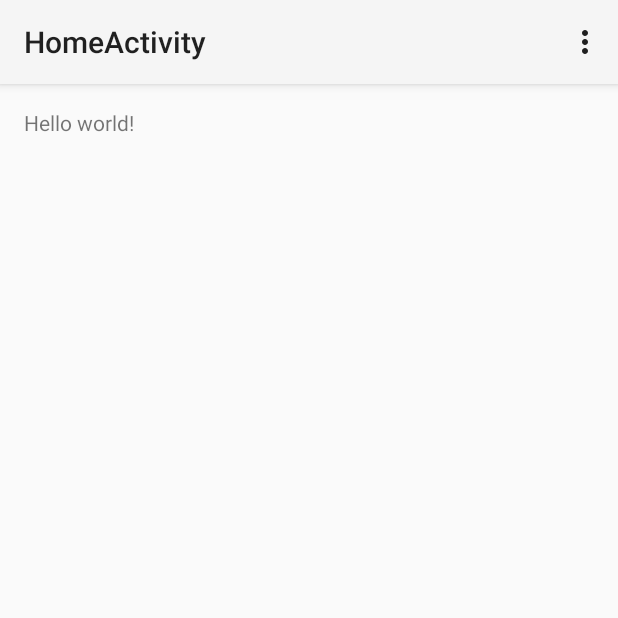
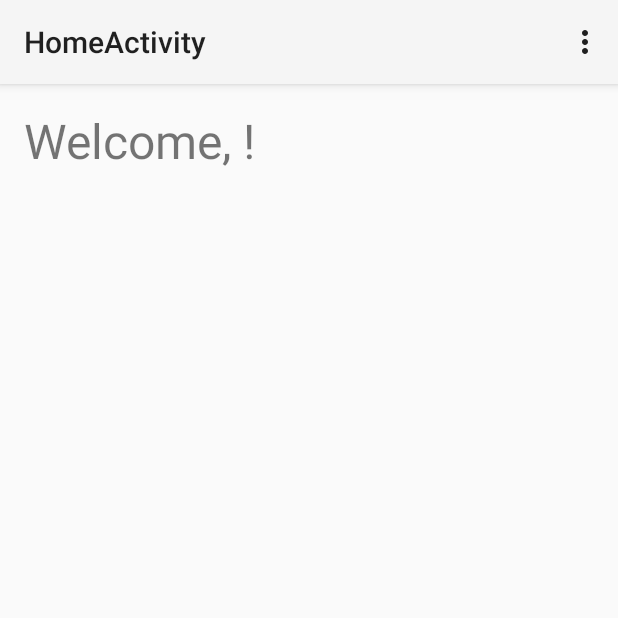
Before and after one commit to M-xparker/SignUpForm, an Android app: the screen it shows after launch (HomeActivity), after a tap on "SUBMIT", on a phone screen of 412 x 824 dp, the top half of it. Run offline under Robolectric (Android 15) with nearby library versions, the phone set to English and light mode, and no system bars.

Commit message:
say welcome

```diff
--- a/app/src/main/java/io/bitfountain/matthewparker/signupform/HomeActivity.java
+++ b/app/src/main/java/io/bitfountain/matthewparker/signupform/HomeActivity.java
@@ -5,6 +5,7 @@ import android.os.Bundle;
 import android.util.Log;
 import android.view.Menu;
 import android.view.MenuItem;
+import android.widget.TextView;
 
 
 public class HomeActivity extends Activity {
@@ -18,7 +19,9 @@ public class HomeActivity extends Activity {
         setContentView(R.layout.activity_home);
 
         User user = (User)getIntent().getSerializableExtra(EXTRA);
-        Log.d(TAG, "Username is "+user.getUsername());
+        String welcome = String.format(getResources().getString(R.string.welcome_format), user.getUsername());
+        TextView welcomeText = (TextView)findViewById(R.id.welcome_text);
+        welcomeText.setText(welcome);
     }
 
 
--- a/app/src/main/res/layout/activity_home.xml
+++ b/app/src/main/res/layout/activity_home.xml
@@ -6,7 +6,10 @@
     android:paddingBottom="@dimen/activity_vertical_margin"
     tools:context="io.bitfountain.matthewparker.signupform.HomeActivity">
 
-    <TextView android:text="@string/hello_world" android:layout_width="wrap_content"
+    <TextView
+        android:id="@+id/welcome_text"
+        android:textSize="32sp"
+        android:text="@string/hello_world" android:layout_width="wrap_content"
         android:layout_height="wrap_content" />
 
 </RelativeLayout>
--- a/app/src/main/res/values/strings.xml
+++ b/app/src/main/res/values/strings.xml
@@ -14,5 +14,6 @@
     <string name="confirmation_hint">Please confirm your password</string>
     <string name="submit">Submit</string>
     <string name="title_activity_home">HomeActivity</string>
+    <string name="welcome_format">Welcome, %1$s!</string>
 
 </resources>
```
